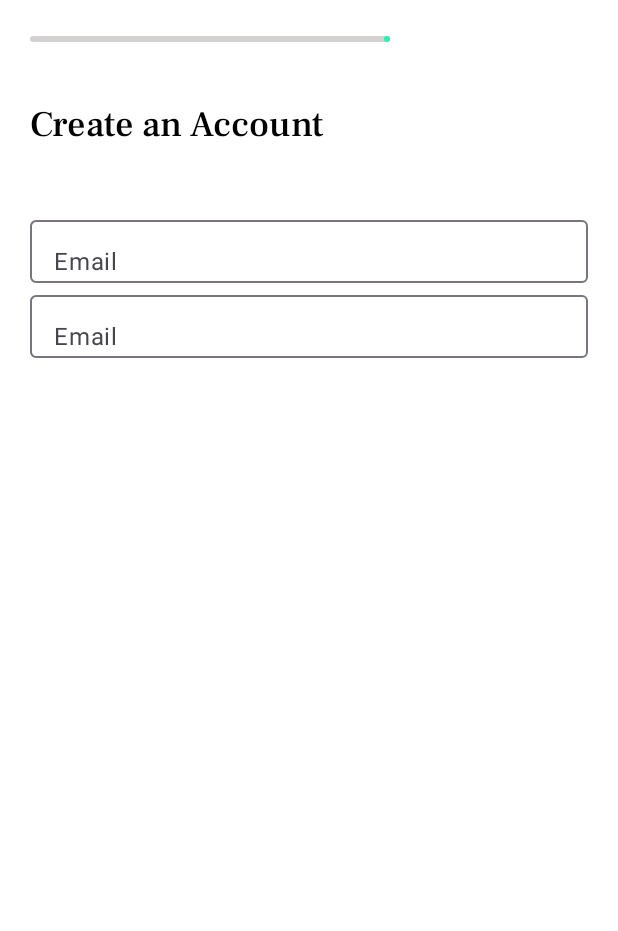
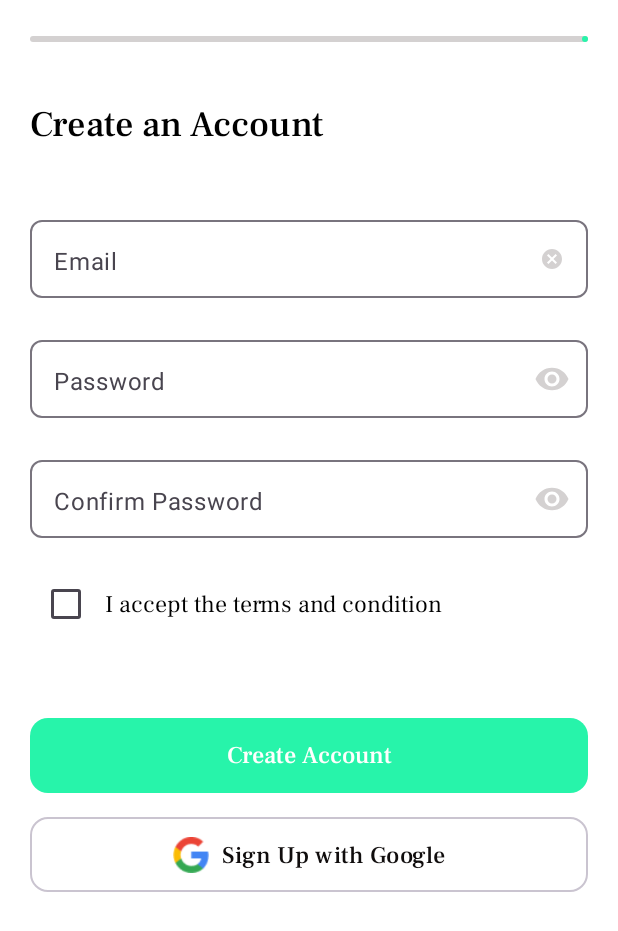
Before and after one commit to Vicky-E/JollyApp, an Android app built with Jetpack Compose: the @Preview function SignUp, on a phone screen of 412 x 824 dp. Shown: the top 931 px of the screen. Run offline under Robolectric (Android 15) with nearby library versions, the phone set to English and light mode, and no system bars.

Commit message:
Sign Up screen

```diff
--- a/app/src/main/java/com/vicks/jollyapp/MainActivity.kt
+++ b/app/src/main/java/com/vicks/jollyapp/MainActivity.kt
@@ -1,5 +1,7 @@
 package com.vicks.jollyapp
 
+import android.graphics.Paint.Align
+import android.graphics.drawable.Icon
 import android.graphics.drawable.shapes.Shape
 import android.os.Bundle
 import androidx.activity.ComponentActivity
@@ -19,14 +21,17 @@ import androidx.compose.foundation.layout.padding
 import androidx.compose.foundation.layout.size
 import androidx.compose.foundation.shape.CircleShape
 import androidx.compose.foundation.shape.RoundedCornerShape
+import androidx.compose.foundation.text.ClickableText
 import androidx.compose.foundation.text.selection.TextSelectionColors
 import androidx.compose.foundation.verticalScroll
+import androidx.compose.material.icons.Icons
 import androidx.compose.material3.Button
 import androidx.compose.material3.ButtonDefaults
 import androidx.compose.material3.Checkbox
 import androidx.compose.material3.CheckboxDefaults
 import androidx.compose.material3.ExperimentalMaterial3Api
 import androidx.compose.material3.Icon
+import androidx.compose.material3.IconButton
 import androidx.compose.material3.LinearProgressIndicator
 import androidx.compose.material3.OutlinedButton
 import androidx.compose.material3.OutlinedTextField
@@ -108,9 +113,9 @@ fun First_Onboard(navControl: NavHostController){
     Column(
         Modifier
             .fillMaxSize()
-            .padding(20.dp, 56.dp), verticalArrangement = Arrangement.spacedBy(56.dp), horizontalAlignment = Alignment.CenterHorizontally) {
+            .padding(20.dp, 16.dp), verticalArrangement = Arrangement.spacedBy(32.dp), horizontalAlignment = Alignment.CenterHorizontally) {
         Image(
-            painter = painterResource(id = R.drawable.searchi),
+            painter = painterResource(id = R.drawable.discover),
             contentDescription = "Picture of woman browsing Online",
             modifier = Modifier.size(388.dp,400.dp)
         )
@@ -118,19 +123,19 @@ fun First_Onboard(navControl: NavHostController){
             Text(text = "Discover new Recreational Places", fontSize = 20.sp, fontFamily = medFont)
             Text("Find new places to relax and have fun with your loved ones", fontSize = 16.sp, fontFamily = regFont, textAlign= TextAlign.Center)
         }
-        Column(Modifier.padding(top=30.dp),verticalArrangement = Arrangement.spacedBy(50.dp), horizontalAlignment = Alignment.CenterHorizontally){
+        Column(verticalArrangement = Arrangement.spacedBy(40.dp), horizontalAlignment = Alignment.CenterHorizontally){
             Row(horizontalArrangement = Arrangement.spacedBy(24.dp)) {
                 Box(
                     Modifier
-                        .size(10.dp, 10.dp)
+                        .size(8.dp, 8.dp)
                         .background(darkGreen, CircleShape))
                 Box(
                     Modifier
-                        .size(10.dp, 10.dp)
+                        .size(8.dp, 8.dp)
                         .background(grey, CircleShape))
                 Box(
                     Modifier
-                        .size(10.dp, 10.dp)
+                        .size(8.dp, 8.dp)
                         .background(grey, CircleShape))
 
 
@@ -153,7 +158,7 @@ fun Second_Onboard(navControl: NavHostController) {
     Column(
         Modifier
             .fillMaxSize()
-            .padding(20.dp, 56.dp), verticalArrangement = Arrangement.spacedBy(56.dp), horizontalAlignment = Alignment.CenterHorizontally) {
+            .padding(20.dp, 16.dp), verticalArrangement = Arrangement.spacedBy(32.dp), horizontalAlignment = Alignment.CenterHorizontally) {
         Image(
             painter = painterResource(id = R.drawable.navii),
             contentDescription = "Picture of woman using map",
@@ -163,19 +168,19 @@ fun Second_Onboard(navControl: NavHostController) {
             Text(text = "No More Getting Lost", fontSize = 20.sp, fontFamily = medFont)
             Text("Never lose your way again with Jolly get Accurate directions to Your Destination", fontSize = 16.sp, fontFamily = regFont, textAlign= TextAlign.Center)
         }
-        Column(Modifier.padding(top=30.dp),verticalArrangement = Arrangement.spacedBy(50.dp), horizontalAlignment = Alignment.CenterHorizontally){
+        Column(verticalArrangement = Arrangement.spacedBy(40.dp), horizontalAlignment = Alignment.CenterHorizontally){
             Row(horizontalArrangement = Arrangement.spacedBy(24.dp)) {
                 Box(
                     Modifier
-                        .size(10.dp, 10.dp)
+                        .size(8.dp, 8.dp)
                         .background(grey, CircleShape))
                 Box(
                     Modifier
-                        .size(10.dp, 10.dp)
+                        .size(8.dp, 8.dp)
                         .background(darkGreen, CircleShape))
                 Box(
                     Modifier
-                        .size(10.dp, 10.dp)
+                        .size(8.dp, 8.dp)
                         .background(grey, CircleShape))
 
 
@@ -195,7 +200,7 @@ fun Last_Onboard(navControl: NavHostController) {
     Column(
         Modifier
             .fillMaxSize()
-            .padding(20.dp, 56.dp), verticalArrangement = Arrangement.spacedBy(56.dp), horizontalAlignment = Alignment.CenterHorizontally) {
+            .padding(20.dp, 16.dp), verticalArrangement = Arrangement.spacedBy(40.dp), horizontalAlignment = Alignment.CenterHorizontally) {
         Image(
             painter = painterResource(id = R.drawable.trendyi),
             contentDescription = "Picture of woman browsing trending places on her phone",
@@ -205,19 +210,19 @@ fun Last_Onboard(navControl: NavHostController) {
             Text(text = "Discover Trendy Places", fontSize = 20.sp, fontFamily = medFont)
             Text("Get Weekly Updates on the Top Trendy Fun Place to Visit", fontSize = 16.sp, fontFamily = regFont, textAlign= TextAlign.Center)
         }
-        Column(Modifier.padding(top=30.dp),verticalArrangement = Arrangement.spacedBy(32.dp), horizontalAlignment = Alignment.CenterHorizontally){
+        Column(verticalArrangement = Arrangement.spacedBy(40.dp), horizontalAlignment = Alignment.CenterHorizontally){
             Row(horizontalArrangement = Arrangement.spacedBy(24.dp)) {
                 Box(
                     Modifier
-                        .size(10.dp, 10.dp)
+                        .size(8.dp, 8.dp)
                         .background(grey, CircleShape))
                 Box(
                     Modifier
-                        .size(10.dp, 10.dp)
+                        .size(8.dp, 8.dp)
                         .background(grey, CircleShape))
                 Box(
                     Modifier
-                        .size(10.dp, 10.dp)
+                        .size(8.dp, 8.dp)
                         .background(darkGreen, CircleShape))
 
 
@@ -251,32 +256,85 @@ fun SignUp() {
         //var city by remember { mutableStateOf("") }
     var loading by remember { mutableStateOf(false) }
     val scope = rememberCoroutineScope()
+    var tick by remember { mutableStateOf(false)}
+
     var currentProgress by remember { mutableStateOf(0f) }
     Column(verticalArrangement = Arrangement.spacedBy(40.dp),modifier=Modifier.padding(20.dp,24.dp)) {
-        LinearProgressIndicator(color = SeaGreen, trackColor = grey, progress = currentProgress)
+        LinearProgressIndicator(color = SeaGreen, trackColor = grey, progress = currentProgress,modifier= Modifier.fillMaxWidth())
        Row(horizontalArrangement = Arrangement.Start){
            Text("Create an Account", fontSize = 24.sp, fontFamily = medFont)
 
        }
-        Column() {
+        Column(verticalArrangement =Arrangement.spacedBy(20.dp), horizontalAlignment = Alignment.CenterHorizontally ) {
             OutlinedTextField(
                 value = email,
                 onValueChange = { email = it },
                 label = { Text("Email") },
                 placeholder = { Text("Enter your email") },
                 modifier = Modifier
-                    .size(388.dp, 50.dp),
-                shape = RoundedCornerShape(4.dp)
+                    .size(388.dp, 60.dp),
+                shape = RoundedCornerShape(8.dp),
+                trailingIcon = {Icon(painterResource(id = R.drawable.baseline_cancel_24),"icon of email",Modifier.size(16.dp,16.dp),tint=grey)}
+                )
+            OutlinedTextField(
+                value = password,
+                onValueChange = { password = it },
+                label = { Text("Password") },
+                placeholder = { Text("Enter a password") },
+                modifier = Modifier
+                    .size(388.dp, 60.dp),
+                shape = RoundedCornerShape(8.dp),
+                trailingIcon = {IconButton(onClick = { },
+                    content = {Icon(painter = painterResource(id = R.drawable.baseline_remove_red_eye_24), contentDescription = "eye icon",tint= grey)})}
             )
             OutlinedTextField(
                 value = password,
                 onValueChange = { password = it },
-                label = { Text("Email") },
-                placeholder = { Text("Enter your email") },
+                label = { Text("Confirm Password") },
+                placeholder = { Text("Re-enter password") },
                 modifier = Modifier
+                    .size(388.dp, 60.dp),
+                shape = RoundedCornerShape(8.dp),
+                trailingIcon = {IconButton(onClick = { },
+                    content = {Icon(painter = painterResource(id = R.drawable.baseline_remove_red_eye_24), contentDescription = "eye icon",tint= grey)})}
+            )
+            Row(horizontalArrangement = Arrangement.spacedBy(2.dp), verticalAlignment = Alignment.CenterVertically,modifier = Modifier.fillMaxWidth()){
+                    Checkbox(checked = tick, onCheckedChange = {!tick},modifier= Modifier.padding(0.dp))
+                    Text("I accept the terms and condition",fontSize = 16.sp, fontFamily = regFont)
+                }
+            Column(verticalArrangement = Arrangement.spacedBy(16.dp), horizontalAlignment = Alignment.CenterHorizontally,modifier=Modifier.padding(top = 32.dp)) {
+                Button(onClick = { /*TODO*/ },modifier= Modifier
                     .size(388.dp, 50.dp),
-                shape = RoundedCornerShape(4.dp)
-            )
+                    shape = RoundedCornerShape(12.dp),
+                    colors = ButtonDefaults.buttonColors(containerColor = SeaGreen, contentColor = White26)) {
+                    Text("Create Account",fontSize = 16.sp,fontFamily = medFont,textAlign = TextAlign.Center)
+                }
+                OutlinedButton(onClick = { /*TODO*/ },modifier= Modifier
+                    .size(388.dp, 50.dp),
+                    shape = RoundedCornerShape(12.dp)) {
+                    Row(
+                        horizontalArrangement = Arrangement.spacedBy(8.dp),
+                        verticalAlignment = Alignment.CenterVertically
+                    ) {
+                        Image(
+                            painter = painterResource(id = R.drawable.logo_google),
+                            contentDescription = "Google Logo",
+                            modifier = Modifier.size(24.dp, 24.dp)
+                        )
+                        Text(
+                            "Sign Up with Google",
+                            fontSize = 16.sp,
+                            fontFamily = medFont,
+                            textAlign = TextAlign.Center,
+                            color = Brown
+                        )
+                    }
+                }
+
+
+
+            }
+
         }
 
 
@@ -287,7 +345,7 @@ fun SignUp() {
 
 @Composable
 fun MyHost(navControl: NavHostController) {
-    NavHost(navController = navControl, startDestination = "splashScreen") {
+    NavHost(navController = navControl, startDestination = "First_Onboard") {
         composable("splashScreen") {
             SplashScreen(navControl)
         }
--- /dev/null
+++ b/app/src/main/res/drawable/baseline_cancel_24.xml
@@ -0,0 +1,5 @@
+<vector android:height="24dp" android:tint="#000000"
+    android:viewportHeight="24" android:viewportWidth="24"
+    android:width="24dp" xmlns:android="http://schemas.android.com/apk/res/android">
+    <path android:fillColor="@android:color/white" android:pathData="M12,2C6.47,2 2,6.47 2,12s4.47,10 10,10 10,-4.47 10,-10S17.53,2 12,2zM17,15.59L15.59,17 12,13.41 8.41,17 7,15.59 10.59,12 7,8.41 8.41,7 12,10.59 15.59,7 17,8.41 13.41,12 17,15.59z"/>
+</vector>
--- /dev/null
+++ b/app/src/main/res/drawable/baseline_remove_red_eye_24.xml
@@ -0,0 +1,5 @@
+<vector android:height="24dp" android:tint="#000000"
+    android:viewportHeight="24" android:viewportWidth="24"
+    android:width="24dp" xmlns:android="http://schemas.android.com/apk/res/android">
+    <path android:fillColor="@android:color/white" android:pathData="M12,4.5C7,4.5 2.73,7.61 1,12c1.73,4.39 6,7.5 11,7.5s9.27,-3.11 11,-7.5c-1.73,-4.39 -6,-7.5 -11,-7.5zM12,17c-2.76,0 -5,-2.24 -5,-5s2.24,-5 5,-5 5,2.24 5,5 -2.24,5 -5,5zM12,9c-1.66,0 -3,1.34 -3,3s1.34,3 3,3 3,-1.34 3,-3 -1.34,-3 -3,-3z"/>
+</vector>
```
Also changed, not shown: app/src/main/res/drawable/discover.png (added), app/src/main/res/drawable/eye.png (added), app/src/main/res/drawable/logo_google.png (added).
